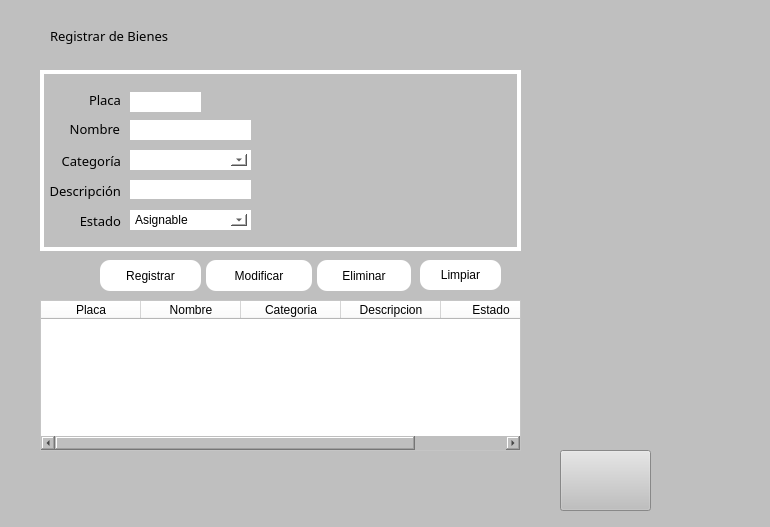
Old version of the form src/005_bienes.ui in the repository rvqzs/tresPatitos.
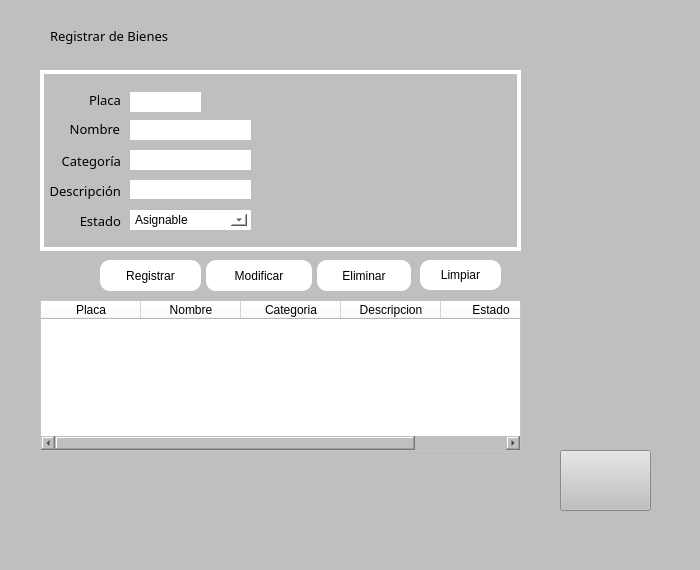
New version of the form. Icons and pictures are not drawn.

Diff of the .ui file:
```diff
--- a/src/005_bienes.ui
+++ b/src/005_bienes.ui
@@ -6,14 +6,14 @@
    <rect>
     <x>0</x>
     <y>0</y>
-    <width>770</width>
-    <height>527</height>
+    <width>700</width>
+    <height>570</height>
    </rect>
   </property>
   <property name="minimumSize">
    <size>
-    <width>770</width>
-    <height>400</height>
+    <width>700</width>
+    <height>570</height>
    </size>
   </property>
   <property name="windowTitle">
@@ -270,34 +270,6 @@
      <string notr="true">background-color: rgb(255, 255, 255);</string>
     </property>
    </widget>
-   <widget class="QComboBox" name="cmbCategoria">
-    <property name="enabled">
-     <bool>true</bool>
-    </property>
-    <property name="geometry">
-     <rect>
-      <x>90</x>
-      <y>80</y>
-      <width>121</width>
-      <height>20</height>
-     </rect>
-    </property>
-    <property name="sizePolicy">
-     <sizepolicy hsizetype="Maximum" vsizetype="Fixed">
-      <horstretch>0</horstretch>
-      <verstretch>0</verstretch>
-     </sizepolicy>
-    </property>
-    <property name="styleSheet">
-     <string notr="true">background-color: rgb(255, 255, 255);</string>
-    </property>
-    <property name="editable">
-     <bool>false</bool>
-    </property>
-    <property name="currentText">
-     <string/>
-    </property>
-   </widget>
    <widget class="QLabel" name="lbl_codigo_2">
     <property name="geometry">
      <rect>
@@ -439,6 +411,19 @@
      </property>
     </item>
    </widget>
+   <widget class="QLineEdit" name="txtCategoria">
+    <property name="geometry">
+     <rect>
+      <x>90</x>
+      <y>80</y>
+      <width>121</width>
+      <height>20</height>
+     </rect>
+    </property>
+    <property name="styleSheet">
+     <string notr="true">background-color: rgb(255, 255, 255);</string>
+    </property>
+   </widget>
   </widget>
   <widget class="QPushButton" name="btnEliminar">
    <property name="geometry">
```
Left out of the diff: 2 changed lines with no effect on the pictures.
